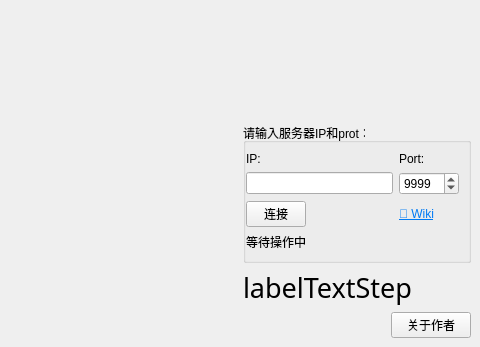
Old version of the form ChessBoard.ui in the repository XMuli/ChineseChess; both pictures show x 676 to 1156 and y 593 to 940 of the 1156 by 940 pixel window.
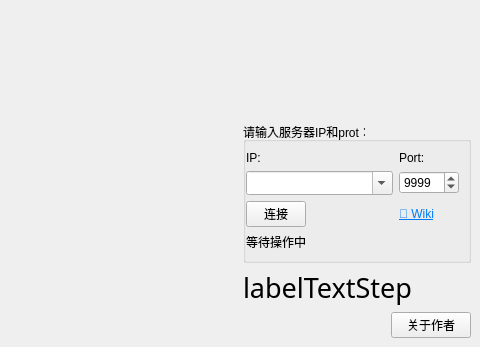
New version of the form. Icons and pictures are not drawn.

What changed in the file:
```diff
--- a/ChessBoard.ui
+++ b/ChessBoard.ui
@@ -217,7 +217,7 @@
            </widget>
           </item>
           <item row="1" column="0">
-           <widget class="QLineEdit" name="leIp">
+           <widget class="QComboBox" name="comboIp">
             <property name="sizePolicy">
              <sizepolicy hsizetype="Expanding" vsizetype="Fixed">
               <horstretch>0</horstretch>
@@ -230,20 +230,14 @@
               <height>0</height>
              </size>
             </property>
-            <property name="toolTip">
-             <string/>
+            <property name="editable">
+             <bool>true</bool>
             </property>
             <property name="statusTip">
              <string/>
             </property>
-            <property name="whatsThis">
-             <string/>
-            </property>
-            <property name="inputMask">
-             <string/>
-            </property>
-            <property name="text">
-             <string/>
+            <property name="sizeAdjustPolicy">
+             <enum>QComboBox::AdjustToMinimumContentsLengthWithIcon</enum>
             </property>
            </widget>
           </item>
```
Left out of the diff: 4 changed lines with no effect on the pictures.
